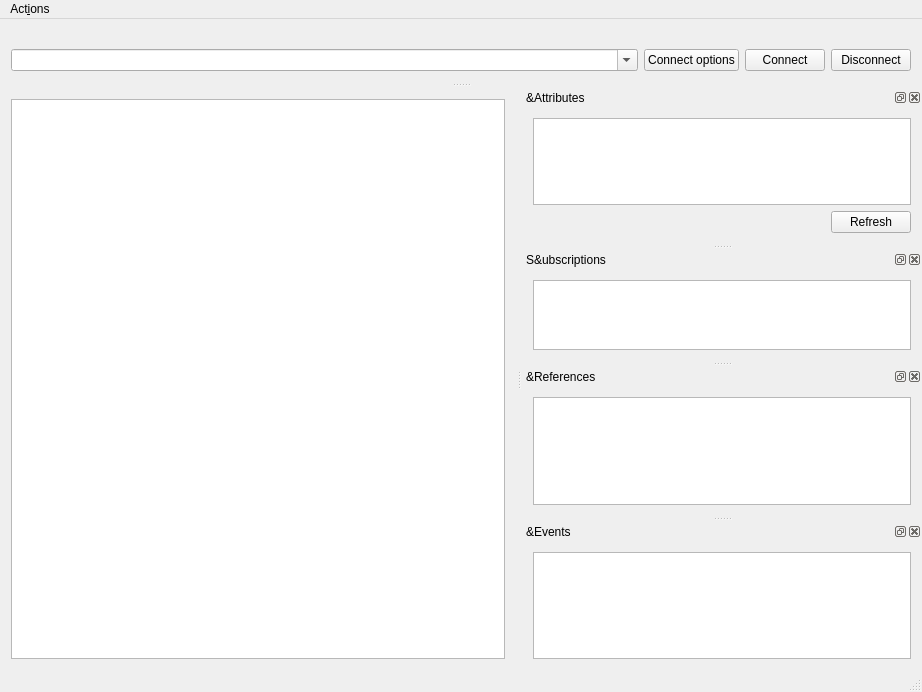
Before: the Qt Designer form uaclient/mainwindow_ui.ui in FreeOpcUa/opcua-client-gui, drawn with Qt 5.
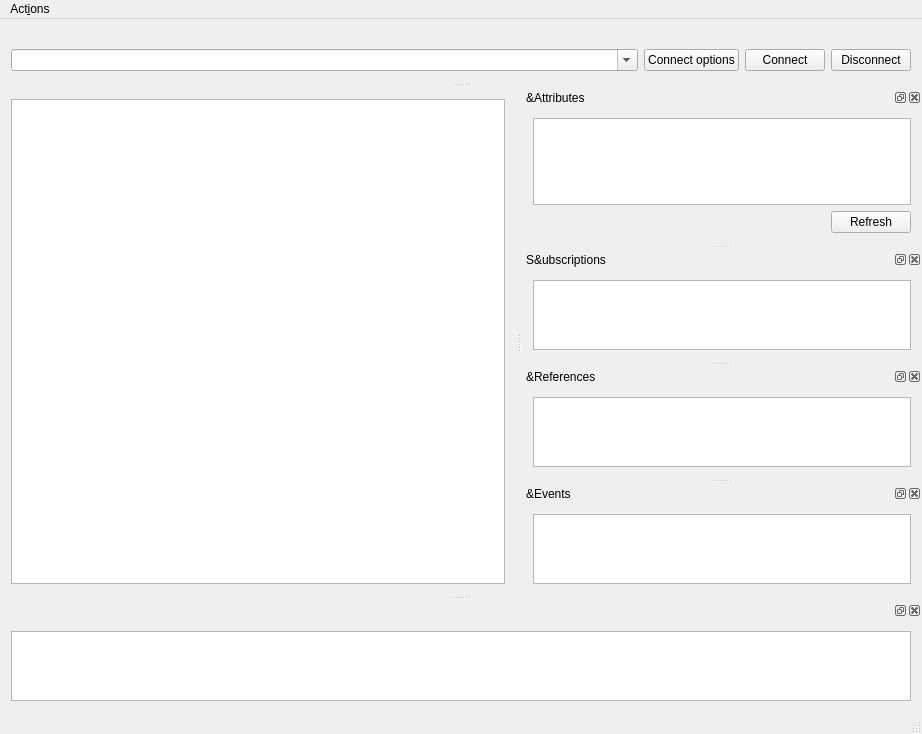
After: the same form once the commit is applied. Icons and pictures are not drawn.

Patch:
```diff
--- a/uaclient/mainwindow_ui.ui
+++ b/uaclient/mainwindow_ui.ui
@@ -332,6 +332,18 @@
     </layout>
    </widget>
   </widget>
+  <widget class="QDockWidget" name="logDockWidget_2">
+   <attribute name="dockWidgetArea">
+    <number>8</number>
+   </attribute>
+   <widget class="QWidget" name="dockWidgetContents_7">
+    <layout class="QGridLayout" name="gridLayout_6">
+     <item row="0" column="0">
+      <widget class="QTextEdit" name="logTextEdit"/>
+     </item>
+    </layout>
+   </widget>
+  </widget>
   <action name="actionConnect">
    <property name="text">
     <string>&amp;Connect</string>
```
